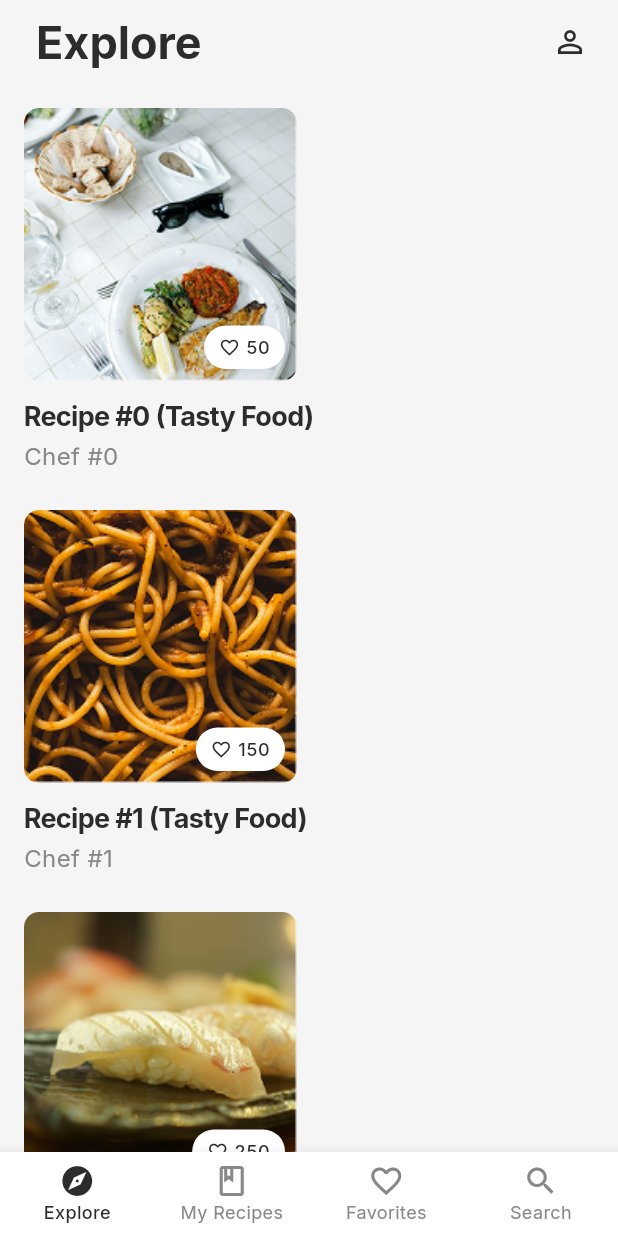
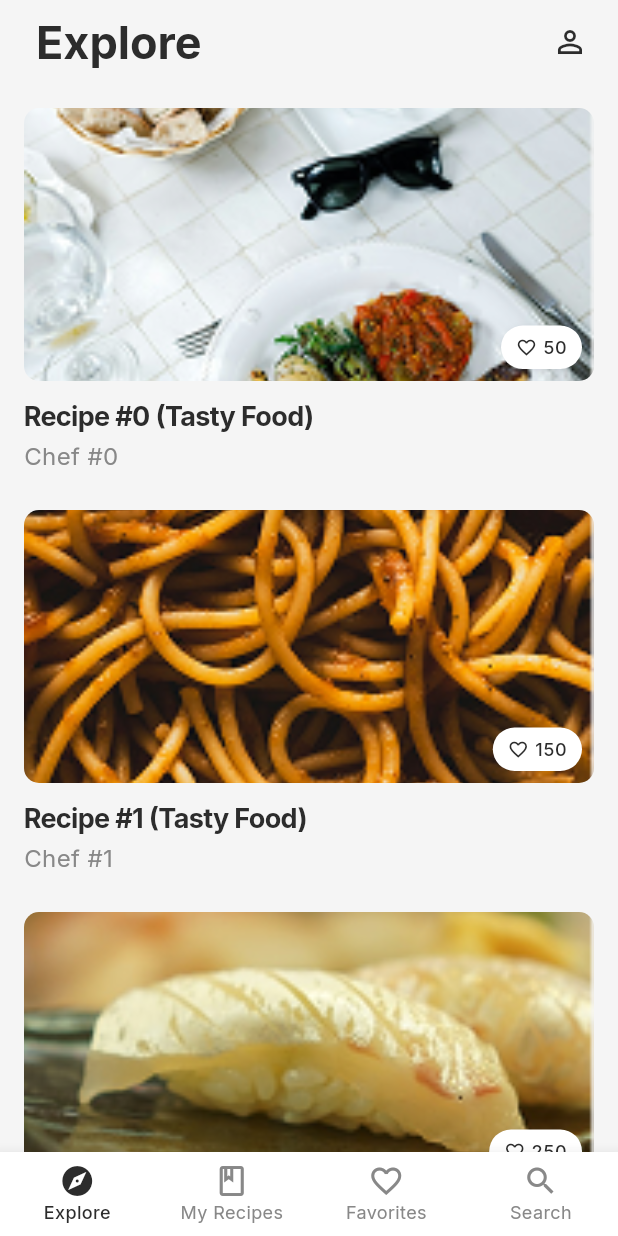
Before and after one commit to Ihnore-Ihor/FurTable-Recipe-App, a Flutter app: the ExploreView screen opened directly, on a phone screen of 412 x 824 dp. Run offline on Flutter 3.47's test engine with Material 3 defaults, Android fonts, the phone set to English and light mode, and no system bars; our stand-ins replace equatable, firebase_analytics, firebase_auth, firebase_core, flutter_bloc, flutter_svg and 2 more; accounts and stored records are empty; statements that could not run were skipped.

Commit message:
recipe card changed in accordance to explore screen

```diff
--- a/lib/features/explore/widgets/recipe_card.dart
+++ b/lib/features/explore/widgets/recipe_card.dart
@@ -2,6 +2,7 @@ import 'package:flutter/material.dart';
 import 'package:furtable/core/app_theme.dart';
 
 class RecipeCard extends StatefulWidget {
+  final String id; // <--- НОВЕ ПОЛЕ
   final String imageUrl;
   final String title;
   final String author;
@@ -9,6 +10,7 @@ class RecipeCard extends StatefulWidget {
 
   const RecipeCard({
     super.key,
+    required this.id, // <--- ВИМАГАЄМО ID
     required this.imageUrl,
     required this.title,
     required this.author,
@@ -26,18 +28,13 @@ class _RecipeCardState extends State<RecipeCard> {
     setState(() {
       _isFavorited = !_isFavorited;
     });
-
-    if (_isFavorited) {
-      print('${widget.title} added to favorites!');
-    } else {
-      print('${widget.title} removed from favorites!');
-    }
   }
 
   @override
   Widget build(BuildContext context) {
     final textTheme = Theme.of(context).textTheme;
-    final cardWidth = (MediaQuery.of(context).size.width - 16 * 3) / 2;
+    // Розрахунок ширини картки, щоб уникнути помилок layout
+    final cardWidth = (MediaQuery.of(context).size.width - 48) / 2;
 
     return Column(
       crossAxisAlignment: CrossAxisAlignment.start,
@@ -46,18 +43,20 @@ class _RecipeCardState extends State<RecipeCard> {
           children: [
             ClipRRect(
               borderRadius: BorderRadius.circular(10),
+              child: Hero(
+                // ВИПРАВЛЕНО: Тепер тег унікальний завдяки ID
+                tag: 'recipe_image_${widget.id}',
                 child: Image.asset(
                   widget.imageUrl,
                   fit: BoxFit.cover,
-                width: cardWidth,
-                height: cardWidth,
+                  width: double.infinity, // Заповнюємо ширину колонки
+                  height: cardWidth, // Робимо квадратним
+                ),
               ),
             ),
             Positioned(
               bottom: 8,
               right: 8,
-              child: MouseRegion(
-                cursor: SystemMouseCursors.click,
               child: GestureDetector(
                 onTap: _toggleFavorite,
                 child: Container(
@@ -70,7 +69,7 @@ class _RecipeCardState extends State<RecipeCard> {
                     borderRadius: BorderRadius.circular(50),
                     boxShadow: [
                       BoxShadow(
-                          color: AppTheme.darkCharcoal.withAlpha(25),
+                        color: AppTheme.darkCharcoal.withOpacity(0.1),
                         blurRadius: 3,
                         offset: const Offset(0, 1),
                       ),
@@ -81,15 +80,12 @@ class _RecipeCardState extends State<RecipeCard> {
                     children: [
                       Icon(
                         _isFavorited ? Icons.favorite : Icons.favorite_border,
-                          color: _isFavorited
-                              ? AppTheme.darkCharcoal
-                              : AppTheme.darkCharcoal,
+                        color: AppTheme.darkCharcoal,
                         size: 14,
                       ),
                       const SizedBox(width: 4),
                       Text(widget.likes, style: textTheme.labelSmall),
                     ],
-                    ),
                   ),
                 ),
               ),
```
Lines whose indentation alone changed are shown as unchanged.
